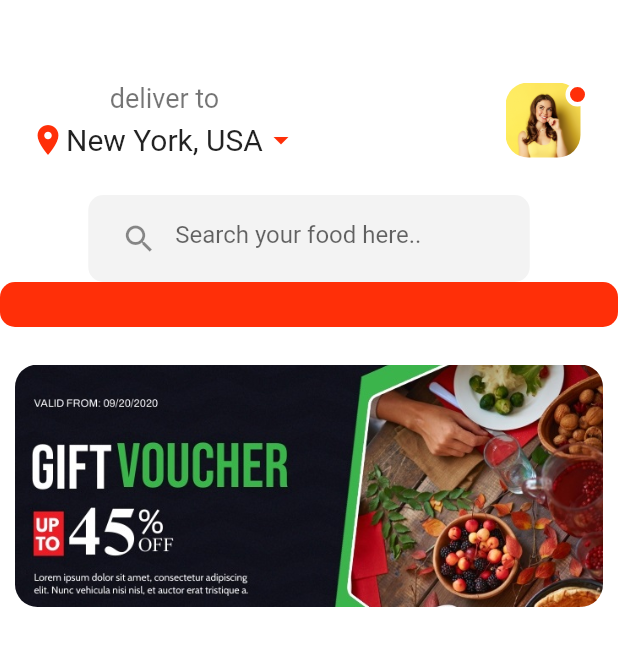
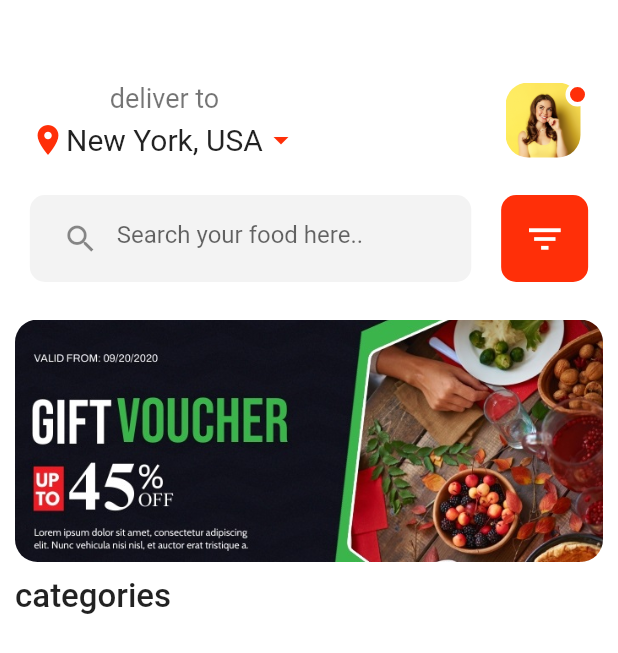
Before and after one commit to Farah-Torkhani/Food-Ordering-App, a Flutter app: the screen it shows after launch, after a tap on "Get started", on a phone screen of 412 x 824 dp. Shown: the top 653 px of the screen. Run offline on Flutter 3.47's test engine with Material 2 defaults, Android fonts, the phone set to English and light mode, and no system bars.

Commit message:
correcting errors

```diff
--- a/lib/home_screen.dart
+++ b/lib/home_screen.dart
@@ -91,6 +91,9 @@ class HomeScreen extends StatelessWidget {
               ),
             ),
             SizedBox(height: 20),
+            Row(
+              mainAxisAlignment: MainAxisAlignment.spaceEvenly,
+              children: [
                 Container(
                   width: MediaQuery.of(context).size.width / 1.4,
                   padding: EdgeInsets.symmetric(horizontal: 10, vertical: 5),
@@ -116,7 +119,11 @@ class HomeScreen extends StatelessWidget {
                       color: Color(0xFFFF2F08),
                       borderRadius: BorderRadius.circular(10),
                     ),
+                    child:
+                        Icon(Icons.filter_list, color: Colors.white, size: 28),
                   ),
+                ),
+              ],
             ),
             SizedBox(
               height: 20,
@@ -128,6 +135,20 @@ class HomeScreen extends StatelessWidget {
                 child: Image.asset("images/banner.jpg"),
               ),
             ),
+            Padding(
+                padding: EdgeInsets.symmetric(horizontal: 10, vertical: 5),
+                child: Row(
+                  mainAxisAlignment: MainAxisAlignment.spaceBetween,
+                  children: [
+                    Text(
+                      "categories",
+                      style: TextStyle(
+                        fontSize: 22,
+                        fontWeight: FontWeight.w500,
+                      ),
+                    ),
+                  ],
+                )),
           ],
         ),
       ),
```
Lines whose indentation alone changed are shown as unchanged.
